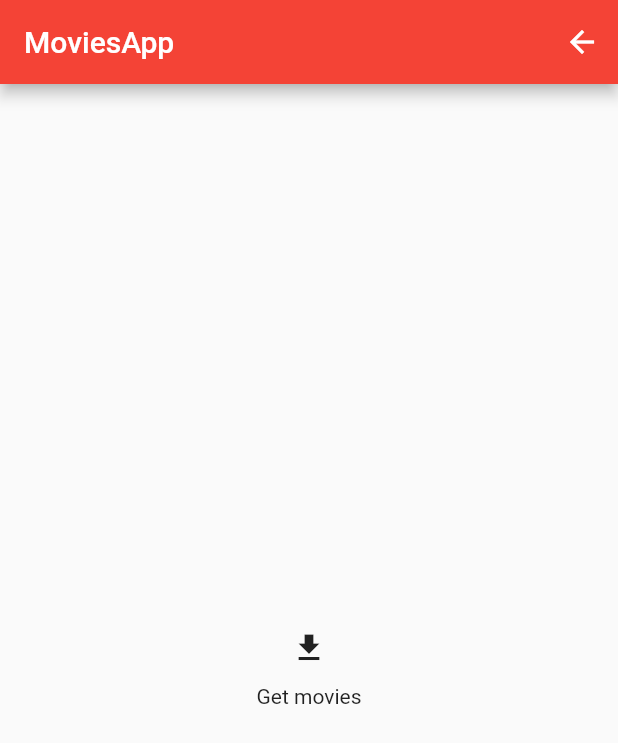
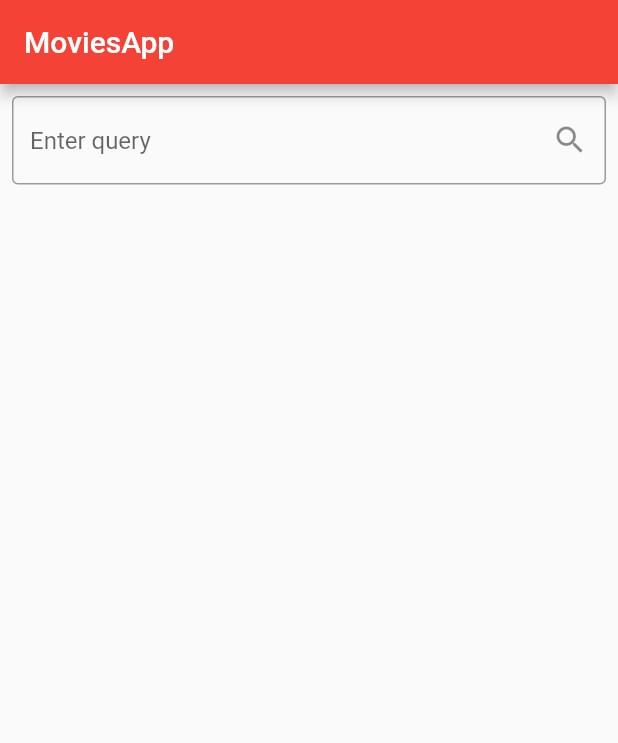
Before and after one commit to zmesinger/movies_app, a Flutter app: the screen it shows after launch, on a phone screen of 412 x 824 dp. Shown: the top 743 px of the screen. Run offline on Flutter 3.47's test engine with Material 2 defaults, Android fonts, the phone set to English and light mode, and no system bars; our stand-ins replace bloc, equatable, flutter_bloc.

Commit message:
Add search field and posters

```diff
--- a/lib/bloc/movies_event.dart
+++ b/lib/bloc/movies_event.dart
@@ -6,8 +6,12 @@ abstract class MoviesEvent extends Equatable{
 }
 
 class EventFetchMovies extends MoviesEvent {
+  final String query;
+
+  EventFetchMovies(this.query);
+
   @override
-  List<Object?> get props => [];
+  List<Object?> get props => [query];
 }
 
 class EventReturnToInitial extends MoviesEvent {
--- a/lib/bloc/movies_state.dart
+++ b/lib/bloc/movies_state.dart
@@ -22,3 +22,13 @@ class StateMoviesFetched extends MoviesState {
   @override
   List<Object?> get props => [data];
 }
+
+class StateMoviesFailed extends MoviesState {
+  final String errorMessage;
+
+  StateMoviesFailed(this.errorMessage);
+
+  @override
+  List<Object?> get props => [errorMessage];
+
+}
--- a/lib/main.dart
+++ b/lib/main.dart
@@ -38,65 +38,81 @@ class Movies extends StatefulWidget {
 
 class _MoviesState extends State<Movies> {
   List<Search> _movies = [];
+  TextEditingController _queryController = TextEditingController();
+
 
   @override
   Widget build(BuildContext context) {
     return Scaffold(
       appBar: AppBar(
         title: const Text("MoviesApp"),
-        actions: [
-          IconButton(
-              onPressed: (){
-                BlocProvider.of<MoviesBloc>(context).add(EventReturnToInitial());
+      ),
+      body:
+      Column(
+        children: [
+          Padding(
+            padding: const EdgeInsets.all(8.0),
+            child: TextField(
+              controller: _queryController,
+              decoration: InputDecoration(
+                suffixIcon: IconButton(onPressed: () {
+                  BlocProvider.of<MoviesBloc>(context).add(EventFetchMovies(_queryController.text));
                 },
-              icon: Icon(Icons.arrow_back))
-        ],
+                icon: const Icon(Icons.search),
                 ),
-      body: BlocBuilder<MoviesBloc, MoviesState>(
+                border: const OutlineInputBorder(),
+                hintText: "Enter query",
+              ),
+            ),
+          ),
+          BlocBuilder<MoviesBloc, MoviesState>(
             builder: (context, state) {
-          if(state is MoviesInitial){
-            return Center(
-              child: Column(
-                mainAxisSize: MainAxisSize.min,
-                children: [
-                  IconButton(
-                    icon: const Icon(Icons.get_app),
-                    onPressed: () {
-                      BlocProvider.of<MoviesBloc>(context).add(
-                          EventFetchMovies());
-                    },
-                  ),
-                  const Text("Get movies"),
-                ],
-              ),
-            );
-          }else if(state is StateFetchingMovies){
-            return Center(
+
+              if(state is StateFetchingMovies){
+                return Expanded(
+                  child: Center(
                     child: Column(
                       mainAxisSize: MainAxisSize.min,
                       children: const [
-                  CircularProgressIndicator()
+                        CircularProgressIndicator(),
                       ],
+                    ),
                   ),
                 );
               }else if(state is StateMoviesFetched){
-            _movies = state.data.search;
-            return ListView.separated(
+                _movies = state.data.search!;
+                return Expanded(
+                  child: ListView.separated(
+                      scrollDirection: Axis.vertical,
                       itemBuilder: (context, index){
                         return ListTile(
                           title: Text(_movies[index].title!),
                           subtitle: Text(_movies[index].year!),
+                          trailing: Image.network(_movies[index].poster!),
                         );
                       },
                       separatorBuilder: (context, index){
                         return const Divider();
                       },
-                itemCount: _movies.length);
-          }else{
+                      itemCount: _movies.length),
+                );
+              }else if(state is StateMoviesFailed){
+                return Center(
+                  child: Row(
+                    children: [
+                      Center(
+                          child: Text(state.errorMessage)),
+                    ],
+                  ),
+                );
+              }
+              else{
                 return Container();
               }
             },
           ),
+        ],
+      ),
     );
   }
   }
--- a/lib/model/response.dart
+++ b/lib/model/response.dart
@@ -7,23 +7,30 @@ String responseToJson(Response data) => json.encode(data.toJson());
 
 class Response {
   Response({
-    required this.search,
+    this.search,
     this.totalResults,
     this.response,
   });
 
-  List<Search> search;
+  List<Search>? search;
   String? totalResults;
   String? response;
 
-  factory Response.fromJson(Map<String, dynamic> json) => Response(
-    search: List<Search>.from(json["Search"].map((x) => Search.fromJson(x))),
-    totalResults: json["totalResults"],
-    response: json["Response"],
-  );
+  factory Response.fromJson(Map<String, dynamic> json) {
+    if(json["Response"] == "True" && json["Search"] != null) {
+      return Response(
+        search: List<Search>.from(
+            json["Search"].map((x) => Search.fromJson(x))),
+        totalResults: json["totalResults"],
+        response: json["Response"],
+      );
+    }else{
+      return Response();
+    }
+  }
 
   Map<String, dynamic> toJson() => {
-    "Search": List<dynamic>.from(search.map((x) => x.toJson())),
+    "Search": search != null ? List<dynamic>.from(search!.map((x) => x.toJson())) : "[]",
     "totalResults": totalResults,
     "Response": response,
   };
--- a/lib/service/movies_service.dart
+++ b/lib/service/movies_service.dart
@@ -3,15 +3,16 @@ import 'package:http/http.dart' as http;
 
 class MoviesService {
 
-  Future<Response?> getMovies() async {
+  Future<Response?> getMovies(String query) async {
     var client = http.Client();
-    var uri = Uri.parse("http://omdbapi.com/?s=lord&apikey=47b04f74");
+    var uri = Uri.parse("http://omdbapi.com/?s=$query&apikey=47b04f74");
     var response = await client.get(uri);
-
+    print(response.body.toString());
     if(response.statusCode == 200){
       var json = response.body;
       return responseFromJson(json);
     }
+    return null;
   }
 
 }
```
Also changed, not shown: lib/bloc/movies_bloc.dart (+16 -4 lines). Lines whose indentation alone changed are shown as unchanged.
